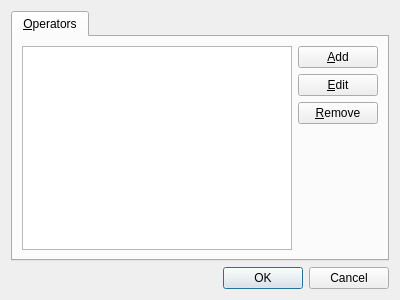
The window that comet/widgets/ui/preferencesdialog.ui (hephy-dd/comet) describes before a commit, drawn with Qt 5.
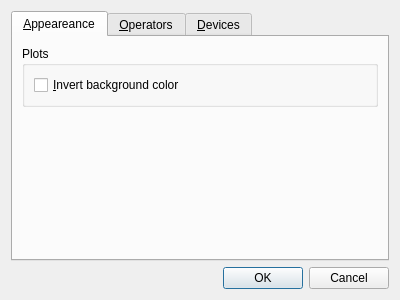
The same window after the commit.

Commit message: extended preferences widget

What changed in the file:
```diff
--- a/comet/widgets/ui/preferencesdialog.ui
+++ b/comet/widgets/ui/preferencesdialog.ui
@@ -23,6 +23,42 @@
      <property name="currentIndex">
       <number>0</number>
      </property>
+     <widget class="QWidget" name="appeareanceTab">
+      <attribute name="title">
+       <string>&amp;Appeareance</string>
+      </attribute>
+      <layout class="QGridLayout" name="gridLayout_5">
+       <item row="0" column="0">
+        <widget class="QGroupBox" name="appeareancePlotsGroupBox">
+         <property name="title">
+          <string>Plots</string>
+         </property>
+         <layout class="QGridLayout" name="gridLayout_4">
+          <item row="0" column="0">
+           <widget class="QCheckBox" name="invertPlotsCheckBox">
+            <property name="text">
+             <string>&amp;Invert background color</string>
+            </property>
+           </widget>
+          </item>
+         </layout>
+        </widget>
+       </item>
+       <item row="1" column="0">
+        <spacer name="appeareanceVerticalSpacer_2">
+         <property name="orientation">
+          <enum>Qt::Vertical</enum>
+         </property>
+         <property name="sizeHint" stdset="0">
+          <size>
+           <width>20</width>
+           <height>136</height>
+          </size>
+         </property>
+        </spacer>
+       </item>
+      </layout>
+     </widget>
      <widget class="QWidget" name="operatorTab">
       <attribute name="title">
        <string>&amp;Operators</string>
@@ -85,6 +121,16 @@
        </item>
       </layout>
      </widget>
+     <widget class="QWidget" name="devicesTab">
+      <attribute name="title">
+       <string>&amp;Devices</string>
+      </attribute>
+      <layout class="QGridLayout" name="gridLayout_3">
+       <item row="0" column="0">
+        <widget class="QTableView" name="devicesTableView"/>
+       </item>
+      </layout>
+     </widget>
     </widget>
    </item>
    <item row="1" column="0">
```
Left out of the diff: 1 changed line with no effect on the pictures.
